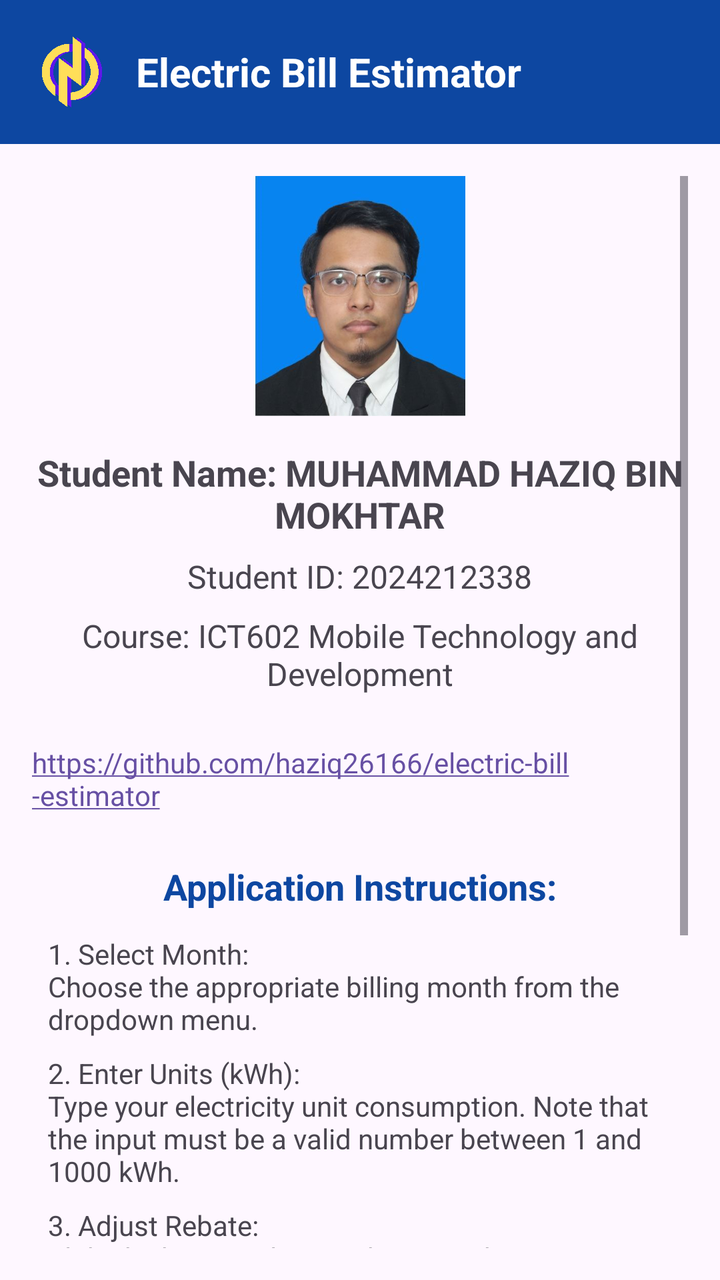
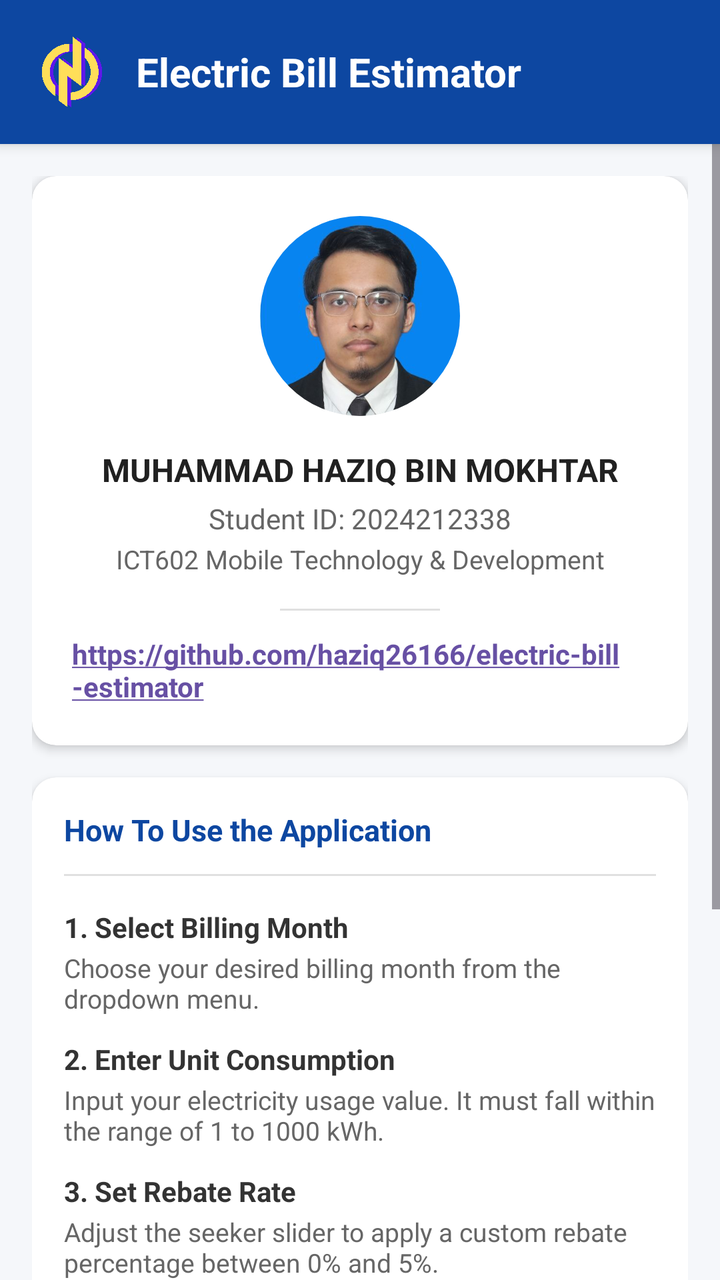

The first picture is an Android layout as it rendered before a commit; the second is the same layout after the commit. The layout source and the unified diff follow.
<!-- AndroidManifest.xml: application theme Theme.ElectricBillEstimator -->
<!-- res/layout/activity_about.xml -->
<?xml version="1.0" encoding="utf-8"?>
<LinearLayout xmlns:android="http://schemas.android.com/apk/res/android"
    android:layout_width="match_parent"
    android:layout_height="match_parent"
    android:orientation="vertical">

    <LinearLayout
        android:layout_width="match_parent"
        android:layout_height="wrap_content"
        android:orientation="horizontal"
        android:background="@color/primaryColor"
        android:padding="16dp"
        android:gravity="center_vertical">

        <ImageView
            android:layout_width="40dp"
            android:layout_height="40dp"
            android:src="@drawable/logo"
            android:layout_marginEnd="12dp"
            android:contentDescription="App Logo" />

        <TextView
            android:layout_width="wrap_content"
            android:layout_height="wrap_content"
            android:text="Electric Bill Estimator"
            android:textColor="#FFFFFF"
            android:textSize="20sp"
            android:textStyle="bold" />
    </LinearLayout>

    <ScrollView
        android:layout_width="match_parent"
        android:layout_height="match_parent"
        android:padding="16dp">

        <LinearLayout
            android:layout_width="match_parent"
            android:layout_height="wrap_content"
            android:orientation="vertical"
            android:gravity="center_horizontal">

            <ImageView
                android:layout_width="120dp"
                android:layout_height="120dp"
                android:src="@drawable/profile"
                android:layout_gravity="center"
                android:layout_marginBottom="16dp"
                android:contentDescription="Student Profile Picture"/>

            <TextView
                android:layout_width="match_parent"
                android:layout_height="wrap_content"
                android:text="Student Name: MUHAMMAD HAZIQ BIN MOKHTAR"
                android:textSize="18sp"
                android:textStyle="bold"
                android:gravity="center" />

            <TextView
                android:layout_width="wrap_content"
                android:layout_height="wrap_content"
                android:text="Student ID: 2024212338"
                android:textSize="16sp"
                android:layout_marginTop="8dp"/>

            <TextView
                android:layout_width="match_parent"
                android:layout_height="wrap_content"
                android:text="Course: ICT602 Mobile Technology and Development"
                android:textSize="16sp"
                android:layout_marginTop="8dp"
                android:gravity="center" />

            <TextView
                android:id="@+id/tvGithubLink"
                android:layout_width="wrap_content"
                android:layout_height="wrap_content"
                android:text="@string/about_url"
                android:textColor="#1976D2"
                android:layout_marginTop="24dp"
                android:autoLink="web"/>

            <TextView
                android:layout_width="match_parent"
                android:layout_height="wrap_content"
                android:text="Application Instructions:"
                android:textSize="18sp"
                android:textStyle="bold"
                android:textColor="#0D47A1"
                android:layout_marginTop="24dp"
                android:gravity="center" />

            <TextView
                android:layout_width="match_parent"
                android:layout_height="wrap_content"
                android:text="1. Select Month:\nChoose the appropriate billing month from the dropdown menu."
                android:textSize="14sp"
                android:layout_marginTop="12dp"
                android:paddingStart="8dp"
                android:paddingEnd="8dp" />

            <TextView
                android:layout_width="match_parent"
                android:layout_height="wrap_content"
                android:text="2. Enter Units (kWh):\nType your electricity unit consumption. Note that the input must be a valid number between 1 and 1000 kWh."
                android:textSize="14sp"
                android:layout_marginTop="8dp"
                android:paddingStart="8dp"
                android:paddingEnd="8dp" />

            <TextView
                android:layout_width="match_parent"
                android:layout_height="wrap_content"
                android:text="3. Adjust Rebate:\nSlide the bar to select a rebate rate between 0% and 5%."
                android:textSize="14sp"
                android:layout_marginTop="8dp"
                android:paddingStart="8dp"
                android:paddingEnd="8dp" />

            <TextView
                android:layout_width="match_parent"
                android:layout_height="wrap_content"
                android:text="4. Calculate &amp; Save:\nTap the calculate button to instantly view the calculated total charges and the final cost breakdown. This action automatically saves the data to the local database."
                android:textSize="14sp"
                android:layout_marginTop="8dp"
                android:paddingStart="8dp"
                android:paddingEnd="8dp" />

            <TextView
                android:layout_width="match_parent"
                android:layout_height="wrap_content"
                android:text="5. Manage Records:\nTap 'View Records' to open your history. Tap any historical record item to view its details, edit the inputs, or completely delete it."
                android:textSize="14sp"
                android:layout_marginTop="8dp"
                android:paddingStart="8dp"
                android:paddingEnd="8dp" />

            <TextView
                android:layout_width="wrap_content"
                android:layout_height="wrap_content"
                android:text="© 2026. All Rights Reserved."
                android:layout_marginTop="32dp"
                android:textStyle="italic"/>

        </LinearLayout>
    </ScrollView>
</LinearLayout>
<!-- resources referenced by this layout -->
<resources>
  <color name="primaryColor">#0D47A1</color>
  <!-- drawable logo: png bitmap (drawable, 116946 bytes) -->
  <!-- drawable profile: jpg bitmap (drawable, 21682 bytes) -->
  <string name="about_url">https://github.com/haziq26166/electric-bill-estimator</string>
  <style name="Theme.ElectricBillEstimator" parent="Base.Theme.ElectricBillEstimator" />
  <style name="Base.Theme.ElectricBillEstimator" parent="Theme.Material3.Light.NoActionBar">
      </style>
</resources>

<!-- the commit's change to res/layout/activity_about.xml (unified diff, before → after) -->
@@ -1,16 +1,21 @@
 <?xml version="1.0" encoding="utf-8"?>
-<LinearLayout xmlns:android="http://schemas.android.com/apk/res/android"
+<LinearLayout
+    xmlns:android="http://schemas.android.com/apk/res/android"
+    xmlns:app="http://schemas.android.com/apk/res-auto"
     android:layout_width="match_parent"
     android:layout_height="match_parent"
-    android:orientation="vertical">
-
+    android:orientation="vertical"
+    android:background="#F5F7FA">
+
+    
     <LinearLayout
         android:layout_width="match_parent"
         android:layout_height="wrap_content"
         android:orientation="horizontal"
         android:background="@color/primaryColor"
         android:padding="16dp"
-        android:gravity="center_vertical">
+        android:gravity="center_vertical"
+        android:elevation="4dp">
 
         <ImageView
             android:layout_width="40dp"
@@ -28,117 +33,221 @@
             android:textStyle="bold" />
     </LinearLayout>
 
+    
     <ScrollView
         android:layout_width="match_parent"
         android:layout_height="match_parent"
-        android:padding="16dp">
+        android:fillViewport="true">
 
         <LinearLayout
             android:layout_width="match_parent"
             android:layout_height="wrap_content"
             android:orientation="vertical"
-            android:gravity="center_horizontal">
-
-            <ImageView
-                android:layout_width="120dp"
-                android:layout_height="120dp"
-                android:src="@drawable/profile"
-                android:layout_gravity="center"
-                android:layout_marginBottom="16dp"
-                android:contentDescription="Student Profile Picture"/>
-
-            <TextView
+            android:padding="16dp">
+
+            
+            <androidx.cardview.widget.CardView
                 android:layout_width="match_parent"
                 android:layout_height="wrap_content"
-                android:text="Student Name: MUHAMMAD HAZIQ BIN MOKHTAR"
-                android:textSize="18sp"
-                android:textStyle="bold"
-                android:gravity="center" />
-
-            <TextView
-                android:layout_width="wrap_content"
-                android:layout_height="wrap_content"
-                android:text="Student ID: 2024212338"
-                android:textSize="16sp"
-                android:layout_marginTop="8dp"/>
-
-            <TextView
+                android:layout_marginBottom="16dp"
+                app:cardCornerRadius="12dp"
+                app:cardElevation="3dp"
+                app:cardBackgroundColor="#FFFFFF">
+
+                <LinearLayout
+                    android:layout_width="match_parent"
+                    android:layout_height="wrap_content"
+                    android:orientation="vertical"
+                    android:padding="20dp"
+                    android:gravity="center_horizontal">
+
+                    <androidx.cardview.widget.CardView
+                        android:layout_width="100dp"
+                        android:layout_height="100dp"
+                        android:layout_marginBottom="16dp"
+                        app:cardCornerRadius="50dp"
+                        app:cardElevation="0dp"
+                        app:cardBackgroundColor="#E0E0E0">
+                        <ImageView
+                            android:layout_width="match_parent"
+                            android:layout_height="match_parent"
+                            android:src="@drawable/profile"
+                            android:scaleType="centerCrop"
+                            android:contentDescription="Student Profile Picture"/>
+                    </androidx.cardview.widget.CardView>
+
+                    <TextView
+                        android:layout_width="wrap_content"
+                        android:layout_height="wrap_content"
+                        android:text="MUHAMMAD HAZIQ BIN MOKHTAR"
+                        android:textSize="16sp"
+                        android:textStyle="bold"
+                        android:textColor="#212121"
+                        android:gravity="center" />
+
+                    <TextView
+                        android:layout_width="wrap_content"
+                        android:layout_height="wrap_content"
+                        android:text="Student ID: 2024212338"
+                        android:textSize="14sp"
+                        android:textColor="#666666"
+                        android:layout_marginTop="4dp"/>
+
+                    <TextView
+                        android:layout_width="wrap_content"
+                        android:layout_height="wrap_content"
+                        android:text="ICT602 Mobile Technology &amp; Development"
+                        android:textSize="13sp"
+                        android:textColor="#666666"
+                        android:layout_marginTop="2dp"
+                        android:gravity="center" />
+
+                    <View
+                        android:layout_width="80dp"
+                        android:layout_height="1dp"
+                        android:background="#E0E0E0"
+                        android:layout_marginTop="16dp"
+                        android:layout_marginBottom="12dp"/>
+
+                    
+                    <TextView
+                        android:id="@+id/tvGithubLink"
+                        android:layout_width="wrap_content"
+                        android:layout_height="wrap_content"
+                        android:text="@string/about_url"
+                        android:textColor="#1976D2"
+                        android:textStyle="bold"
+                        android:textSize="14sp"
+                        android:autoLink="web"/>
+                </LinearLayout>
+            </androidx.cardview.widget.CardView>
+
+            
+            <androidx.cardview.widget.CardView
                 android:layout_width="match_parent"
                 android:layout_height="wrap_content"
-                android:text="Course: ICT602 Mobile Technology and Development"
-                android:textSize="16sp"
-                android:layout_marginTop="8dp"
-                android:gravity="center" />
-
-            <TextView
-                android:id="@+id/tvGithubLink"
-                android:layout_width="wrap_content"
-                android:layout_height="wrap_content"
-                android:text="@string/about_url"
-                android:textColor="#1976D2"
-                android:layout_marginTop="24dp"
-                android:autoLink="web"/>
-
-            <TextView
-                android:layout_width="match_parent"
-                android:layout_height="wrap_content"
-                android:text="Application Instructions:"
-                android:textSize="18sp"
-                android:textStyle="bold"
-                android:textColor="#0D47A1"
-                android:layout_marginTop="24dp"
-                android:gravity="center" />
-
-            <TextView
-                android:layout_width="match_parent"
-                android:layout_height="wrap_content"
-                android:text="1. Select Month:\nChoose the appropriate billing month from the dropdown menu."
-                android:textSize="14sp"
-                android:layout_marginTop="12dp"
-                android:paddingStart="8dp"
-                android:paddingEnd="8dp" />
-
-            <TextView
-                android:layout_width="match_parent"
-                android:layout_height="wrap_content"
-                android:text="2. Enter Units (kWh):\nType your electricity unit consumption. Note that the input must be a valid number between 1 and 1000 kWh."
-                android:textSize="14sp"
-                android:layout_marginTop="8dp"
-                android:paddingStart="8dp"
-                android:paddingEnd="8dp" />
-
-            <TextView
-                android:layout_width="match_parent"
-                android:layout_height="wrap_content"
-                android:text="3. Adjust Rebate:\nSlide the bar to select a rebate rate between 0% and 5%."
-                android:textSize="14sp"
-                android:layout_marginTop="8dp"
-                android:paddingStart="8dp"
-                android:paddingEnd="8dp" />
-
-            <TextView
-                android:layout_width="match_parent"
-                android:layout_height="wrap_content"
-                android:text="4. Calculate &amp; Save:\nTap the calculate button to instantly view the calculated total charges and the final cost breakdown. This action automatically saves the data to the local database."
-                android:textSize="14sp"
-                android:layout_marginTop="8dp"
-                android:paddingStart="8dp"
-                android:paddingEnd="8dp" />
-
-            <TextView
-                android:layout_width="match_parent"
-                android:layout_height="wrap_content"
-                android:text="5. Manage Records:\nTap 'View Records' to open your history. Tap any historical record item to view its details, edit the inputs, or completely delete it."
-                android:textSize="14sp"
-                android:layout_marginTop="8dp"
-                android:paddingStart="8dp"
-                android:paddingEnd="8dp" />
-
+                android:layout_marginBottom="24dp"
+                app:cardCornerRadius="12dp"
+                app:cardElevation="3dp"
+                app:cardBackgroundColor="#FFFFFF">
+
+                <LinearLayout
+                    android:layout_width="match_parent"
+                    android:layout_height="wrap_content"
+                    android:orientation="vertical"
+                    android:padding="16dp">
+
+                    <TextView
+                        android:layout_width="wrap_content"
+                        android:layout_height="wrap_content"
+                        android:text="How To Use the Application"
+                        android:textColor="@color/primaryColor"
+                        android:textSize="15sp"
+                        android:textStyle="bold"
+                        android:layout_marginBottom="12dp" />
+
+                    <View
+                        android:layout_width="match_parent"
+                        android:layout_height="1dp"
+                        android:background="#E0E0E0"
+                        android:layout_marginBottom="16dp"/>
+
+                    
+                    <TextView
+                        android:layout_width="match_parent"
+                        android:layout_height="wrap_content"
+                        android:text="1. Select Billing Month"
+                        android:textStyle="bold"
+                        android:textColor="#333333"
+                        android:textSize="14sp"/>
+                    <TextView
+                        android:layout_width="match_parent"
+                        android:layout_height="wrap_content"
+                        android:text="Choose your desired billing month from the dropdown menu."
+                        android:textColor="#666666"
+                        android:textSize="13sp"
+                        android:layout_marginTop="2dp"
+                        android:layout_marginBottom="12dp"/>
+
+                    
+                    <TextView
+                        android:layout_width="match_parent"
+                        android:layout_height="wrap_content"
+                        android:text="2. Enter Unit Consumption"
+                        android:textStyle="bold"
+                        android:textColor="#333333"
+                        android:textSize="14sp"/>
+                    <TextView
+                        android:layout_width="match_parent"
+                        android:layout_height="wrap_content"
+                        android:text="Input your electricity usage value. It must fall within the range of 1 to 1000 kWh."
+                        android:textColor="#666666"
+                        android:textSize="13sp"
+                        android:layout_marginTop="2dp"
+                        android:layout_marginBottom="12dp"/>
+
+                    
+                    <TextView
+                        android:layout_width="match_parent"
+                        android:layout_height="wrap_content"
+                        android:text="3. Set Rebate Rate"
+                        android:textStyle="bold"
+                        android:textColor="#333333"
+                        android:textSize="14sp"/>
+                    <TextView
+                        android:layout_width="match_parent"
+                        android:layout_height="wrap_content"
+                        android:text="Adjust the seeker slider to apply a custom rebate percentage between 0% and 5%."
+                        android:textColor="#666666"
+                        android:textSize="13sp"
+                        android:layout_marginTop="2dp"
+                        android:layout_marginBottom="12dp"/>
+
+                    
+                    <TextView
+                        android:layout_width="match_parent"
+                        android:layout_height="wrap_content"
+                        android:text="4. Calculate &amp; Save Records"
+                        android:textStyle="bold"
+                        android:textColor="#333333"
+                        android:textSize="14sp"/>
+                    <TextView
+                        android:layout_width="match_parent"
+                        android:layout_height="wrap_content"
+                        android:text="Tap 'Calculate' to see the costs. If correct, the 'Save Record' option will unlock to log it into your storage history."
+                        android:textColor="#666666"
+                        android:textSize="13sp"
+                        android:layout_marginTop="2dp"
+                        android:layout_marginBottom="12dp"/>
+
+                    
+                    <TextView
+                        android:layout_width="match_parent"
+                        android:layout_height="wrap_content"
+                        android:text="5. Manage Logs History"
+                        android:textStyle="bold"
+                        android:textColor="#333333"
+                        android:textSize="14sp"/>
+                    <TextView
+                        android:layout_width="match_parent"
+                        android:layout_height="wrap_content"
+                        android:text="Tap 'View Records' to browse logs. Select any list item entry to easily update calculations or safely delete the row."
+                        android:textColor="#666666"
+                        android:textSize="13sp"
+                        android:layout_marginTop="2dp"/>
+                </LinearLayout>
+            </androidx.cardview.widget.CardView>
+
+            
             <TextView
                 android:layout_width="wrap_content"
                 android:layout_height="wrap_content"
                 android:text="© 2026. All Rights Reserved."
+                android:textColor="#999999"
+                android:textSize="12sp"
+                android:layout_gravity="center_horizontal"
                 android:layout_marginTop="32dp"
+                android:layout_marginBottom="8dp"
                 android:textStyle="italic"/>
 
         </LinearLayout>
